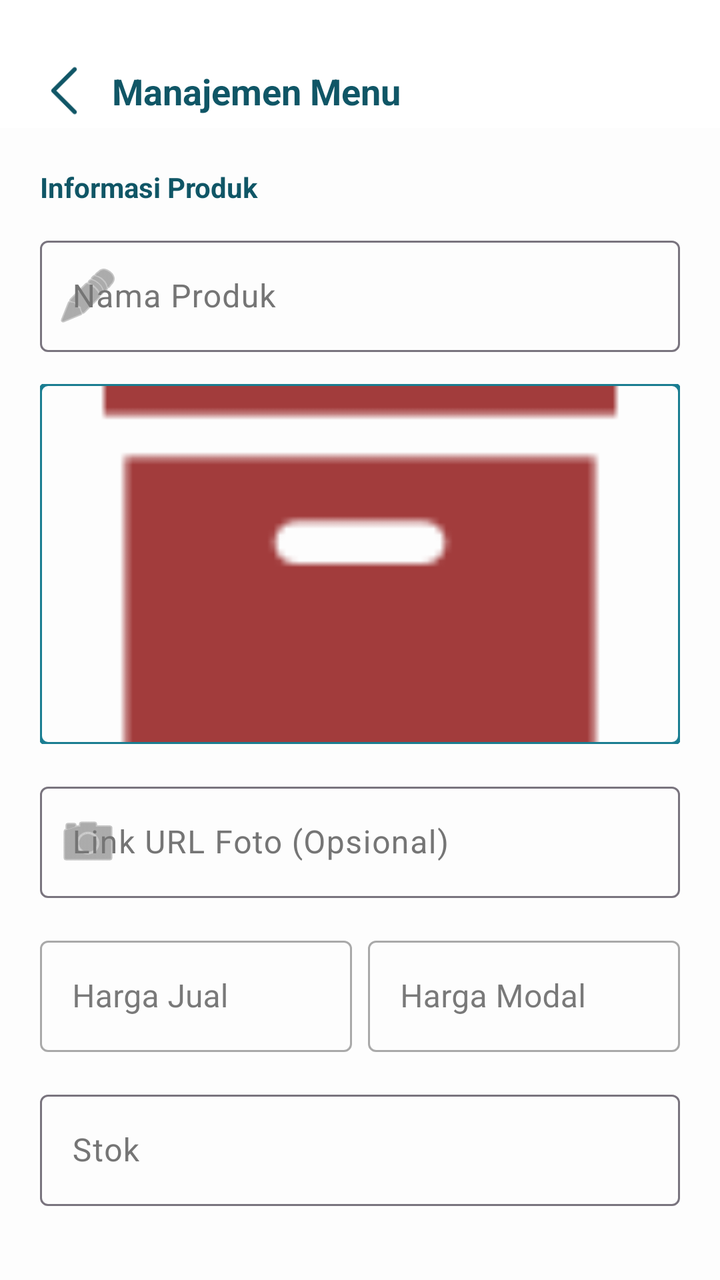
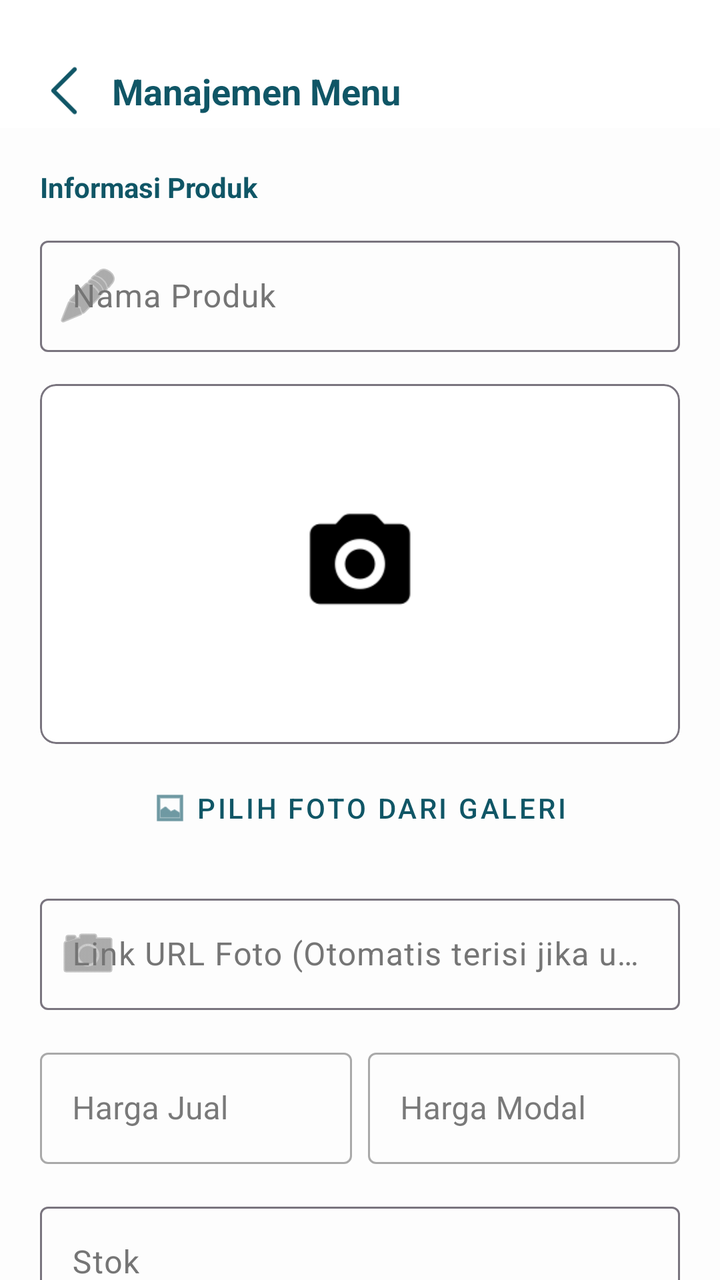

The first picture is an Android layout as it rendered before a commit; the second is the same layout after the commit. The layout source and the unified diff follow.
<!-- AndroidManifest.xml: application theme Theme.Penjualan -->
<!-- res/layout/activity_mod_menu.xml -->
<?xml version="1.0" encoding="utf-8"?>
<androidx.coordinatorlayout.widget.CoordinatorLayout
    xmlns:android="http://schemas.android.com/apk/res/android"
    xmlns:app="http://schemas.android.com/apk/res-auto"
    android:layout_width="match_parent"
    android:layout_height="match_parent"
    android:background="#FDFDFD">

    <com.google.android.material.appbar.AppBarLayout
        android:layout_width="match_parent"
        android:layout_height="wrap_content"
        android:background="@android:color/white"
        app:elevation="0dp">

        <androidx.appcompat.widget.Toolbar
            android:id="@+id/toolbar"
            android:layout_width="match_parent"
            android:layout_height="?attr/actionBarSize"
            android:paddingTop="27dp">

            <ImageView
                android:id="@+id/btnBack"
                android:layout_width="32dp"
                android:layout_height="32dp"
                android:src="@drawable/ic_back"
                android:background="?attr/selectableItemBackgroundBorderless"
                app:tint="@color/teal_deep" />

            <TextView
                android:id="@+id/tvJudul"
                android:layout_width="wrap_content"
                android:layout_height="wrap_content"
                android:layout_marginStart="24dp"
                android:text="Manajemen Menu"
                android:textColor="@color/teal_deep"
                android:textSize="18sp"
                android:textStyle="bold" />
        </androidx.appcompat.widget.Toolbar>
    </com.google.android.material.appbar.AppBarLayout>

    <androidx.core.widget.NestedScrollView
        android:layout_width="match_parent"
        android:layout_height="match_parent"
        app:layout_behavior="@string/appbar_scrolling_view_behavior">

        <LinearLayout
            android:layout_width="match_parent"
            android:layout_height="wrap_content"
            android:orientation="vertical"
            android:padding="20dp">

            <TextView
                android:layout_width="wrap_content"
                android:layout_height="wrap_content"
                android:text="Informasi Produk"
                android:textColor="@color/teal_deep"
                android:textStyle="bold"
                android:layout_marginBottom="12dp"/>

            <com.google.android.material.textfield.TextInputLayout
                style="@style/Widget.Material3.TextInputLayout.OutlinedBox"
                android:layout_width="match_parent"
                android:layout_height="wrap_content"
                android:hint="Nama Produk"
                app:startIconDrawable="@android:drawable/ic_menu_edit"
                android:layout_marginBottom="16dp">
                <com.google.android.material.textfield.TextInputEditText
                    android:id="@+id/etNamaProduk"
                    android:layout_width="match_parent"
                    android:layout_height="wrap_content" />
            </com.google.android.material.textfield.TextInputLayout>

            <com.google.android.material.imageview.ShapeableImageView
                android:id="@+id/ivPreviewFoto"
                android:layout_width="match_parent"
                android:layout_height="180dp"
                android:layout_marginBottom="16dp"
                android:scaleType="centerCrop"
                app:shapeAppearanceOverlay="@style/ShapeAppearance.MaterialComponents.SmallComponent"
                android:src="@drawable/ic_produk"
                app:strokeColor="@color/teal_light"
                app:strokeWidth="2dp" />

            <com.google.android.material.textfield.TextInputLayout
                style="@style/Widget.Material3.TextInputLayout.OutlinedBox"
                android:layout_width="match_parent"
                android:layout_height="wrap_content"
                android:hint="Link URL Foto (Opsional)"
                app:startIconDrawable="@android:drawable/ic_menu_camera"
                android:layout_marginBottom="16dp">
                <com.google.android.material.textfield.TextInputEditText
                    android:id="@+id/etUrlFoto"
                    android:layout_width="match_parent"
                    android:layout_height="wrap_content"
                    android:inputType="textUri" />
            </com.google.android.material.textfield.TextInputLayout>

            <LinearLayout
                android:layout_width="match_parent"
                android:layout_height="wrap_content"
                android:orientation="horizontal"
                android:baselineAligned="false"
                android:layout_marginBottom="16dp">

                <com.google.android.material.textfield.TextInputLayout
                    style="@style/Widget.MaterialComponents.TextInputLayout.OutlinedBox"
                    android:layout_width="0dp"
                    android:layout_height="wrap_content"
                    android:layout_weight="1"
                    android:hint="Harga Jual"
                    android:layout_marginEnd="8dp">
                    <com.google.android.material.textfield.TextInputEditText
                        android:id="@+id/etHarga"
                        android:layout_width="match_parent"
                        android:layout_height="wrap_content"
                        android:inputType="number" />
                </com.google.android.material.textfield.TextInputLayout>

                <com.google.android.material.textfield.TextInputLayout
                    style="@style/Widget.MaterialComponents.TextInputLayout.OutlinedBox"
                    android:layout_width="0dp"
                    android:layout_height="wrap_content"
                    android:layout_weight="1"
                    android:hint="Harga Modal">
                    <com.google.android.material.textfield.TextInputEditText
                        android:id="@+id/etHargaModal"
                        android:layout_width="match_parent"
                        android:layout_height="wrap_content"
                        android:inputType="number" />
                </com.google.android.material.textfield.TextInputLayout>
            </LinearLayout>

            <com.google.android.material.textfield.TextInputLayout
                style="@style/Widget.Material3.TextInputLayout.OutlinedBox"
                android:layout_width="match_parent"
                android:layout_height="wrap_content"
                android:hint="Stok"
                android:layout_marginBottom="16dp">
                <com.google.android.material.textfield.TextInputEditText
                    android:id="@+id/etStok"
                    android:layout_width="match_parent"
                    android:layout_height="wrap_content"
                    android:inputType="number" />
            </com.google.android.material.textfield.TextInputLayout>

            <TextView
                android:layout_width="wrap_content"
                android:layout_height="wrap_content"
                android:text="Lokasi &amp; Klasifikasi"
                android:textColor="@color/teal_deep"
                android:textStyle="bold"
                android:layout_marginTop="24dp"
                android:layout_marginBottom="12dp"/>

            <TextView
                android:layout_width="wrap_content"
                android:layout_height="wrap_content"
                android:text="Pilih Cabang"
                android:textSize="12sp"
                android:layout_marginStart="4dp"
                android:layout_marginBottom="4dp"/>

            <com.google.android.material.textfield.TextInputLayout
                style="@style/Widget.Material3.TextInputLayout.OutlinedBox"
                android:layout_width="match_parent"
                android:layout_height="wrap_content"
                android:hint="Pilih Cabang (Bisa lebih dari 1)"
                app:startIconDrawable="@android:drawable/ic_dialog_map"
                android:layout_marginBottom="16dp">

                <com.google.android.material.textfield.TextInputEditText
                    android:id="@+id/actvCabang"
                    android:layout_width="match_parent"
                    android:layout_height="wrap_content"
                    android:focusable="false"
                    android:clickable="true"
                    android:cursorVisible="false" />
            </com.google.android.material.textfield.TextInputLayout>

            <com.google.android.material.textfield.TextInputLayout
                style="@style/Widget.MaterialComponents.TextInputLayout.OutlinedBox.ExposedDropdownMenu"
                android:layout_width="match_parent"
                android:layout_height="wrap_content"
                android:hint="Kategori Menu">

                <AutoCompleteTextView
                    android:id="@+id/actvKategori"
                    android:layout_width="match_parent"
                    android:layout_height="wrap_content"
                    android:inputType="none" />
            </com.google.android.material.textfield.TextInputLayout>

            <TextView
                android:layout_width="wrap_content"
                android:layout_height="wrap_content"
                android:text="Status Ketersediaan"
                android:textStyle="bold"
                android:layout_marginTop="24dp"
                android:layout_marginBottom="8dp"/>

            <com.google.android.material.chip.ChipGroup
                android:id="@+id/cgStatus"
                android:layout_width="match_parent"
                android:layout_height="wrap_content"
                app:singleSelection="true"
                app:selectionRequired="true">
                <com.google.android.material.chip.Chip
                    android:id="@+id/chipAktif"
                    style="@style/Widget.MaterialComponents.Chip.Choice"
                    android:layout_width="wrap_content"
                    android:layout_height="wrap_content"
                    android:text="Tersedia (Ready)"
                    app:chipIcon="@android:drawable/checkbox_on_background"
                    android:checked="true" />
                <com.google.android.material.chip.Chip
                    android:id="@+id/chipNonAktif"
                    style="@style/Widget.MaterialComponents.Chip.Choice"
                    android:layout_width="wrap_content"
                    android:layout_height="wrap_content"
                    app:chipIcon="@android:drawable/ic_delete"
                    android:text="Habis / Nonaktif" />
            </com.google.android.material.chip.ChipGroup>

            <com.google.android.material.button.MaterialButton
                android:id="@+id/btnSimpan"
                android:layout_width="match_parent"
                android:layout_height="60dp"
                android:layout_marginTop="40dp"
                android:layout_marginBottom="20dp"
                android:text="Simpan Data Menu"
                android:textSize="16sp"
                android:backgroundTint="@color/teal_deep"
                android:textColor="@color/cream"
                app:cornerRadius="16dp"
                app:icon="@android:drawable/ic_menu_save"
                app:iconTint="@color/cream"
                android:textAllCaps="false"/>

        </LinearLayout>
    </androidx.core.widget.NestedScrollView>
</androidx.coordinatorlayout.widget.CoordinatorLayout>
<!-- resources referenced by this layout -->
<resources>
  <color name="cream">#F7F4D5</color>
  <color name="teal_deep">#105666</color>
  <color name="teal_light">#1A7D91</color>
  <!-- drawable ic_back: png bitmap (drawable, 536 bytes) -->
  <!-- drawable ic_produk: png bitmap (drawable, 731 bytes) -->
  <style name="Theme.Penjualan" parent="Base.Theme.Penjualan" />
  <style name="Base.Theme.Penjualan" parent="Theme.Material3.DayNight.NoActionBar">
          
          <item name="colorPrimary">@color/teal_deep</item>
          <item name="colorOnPrimary">@color/cream</item>
          <item name="colorPrimaryContainer">@color/teal_light</item>
          <item name="colorOnPrimaryContainer">@color/white</item>
  
          <item name="colorSecondary">@color/teal_light</item>
          <item name="colorOnSecondary">@color/white</item>
  
          <item name="android:windowBackground">@color/surface_background</item>
          <item name="android:statusBarColor">@color/teal_deep</item>
  
          
          <item name="colorSurface">@color/surface_background</item>
          <item name="colorOnSurface">@color/on_surface</item>
          <item name="colorSurfaceVariant">@color/surface_variant</item>
          <item name="colorOnSurfaceVariant">@color/on_surface_variant</item>
      </style>
  <color name="white">#FFFFFFFF</color>
  <color name="surface_background">#FFFFFF</color>
  <color name="on_surface">#212121</color>
  <color name="surface_variant">#F8F9FA</color>
  <color name="on_surface_variant">#757575</color>
</resources>

<!-- the commit's change to res/layout/activity_mod_menu.xml (unified diff, before → after) -->
@@ -70,22 +70,40 @@
                     android:layout_height="wrap_content" />
             </com.google.android.material.textfield.TextInputLayout>
 
-            <com.google.android.material.imageview.ShapeableImageView
-                android:id="@+id/ivPreviewFoto"
+            <com.google.android.material.card.MaterialCardView
                 android:layout_width="match_parent"
                 android:layout_height="180dp"
-                android:layout_marginBottom="16dp"
-                android:scaleType="centerCrop"
-                app:shapeAppearanceOverlay="@style/ShapeAppearance.MaterialComponents.SmallComponent"
-                android:src="@drawable/ic_produk"
-                app:strokeColor="@color/teal_light"
-                app:strokeWidth="2dp" />
-
-            <com.google.android.material.textfield.TextInputLayout
-                style="@style/Widget.Material3.TextInputLayout.OutlinedBox"
-                android:layout_width="match_parent"
-                android:layout_height="wrap_content"
-                android:hint="Link URL Foto (Opsional)"
+                android:layout_marginBottom="8dp"
+                app:cardCornerRadius="8dp"
+                app:cardElevation="0dp"
+                app:strokeColor="#79747E"
+                app:strokeWidth="1dp">
+
+                <com.google.android.material.imageview.ShapeableImageView
+                    android:id="@+id/ivPreviewFoto"
+                    android:layout_width="match_parent"
+                    android:layout_height="match_parent"
+                    android:scaleType="centerInside"
+                    android:padding="60dp"
+                    android:src="@drawable/ic_camera" />
+
+            </com.google.android.material.card.MaterialCardView>
+
+            <com.google.android.material.button.MaterialButton
+                android:id="@+id/btnPilihFotoMenu"
+                style="@style/Widget.MaterialComponents.Button.TextButton"
+                android:layout_width="wrap_content"
+                android:layout_height="wrap_content"
+                android:layout_gravity="center"
+                android:text="Pilih Foto dari Galeri"
+                app:icon="@android:drawable/ic_menu_gallery"
+                android:layout_marginBottom="16dp"/>
+
+            <com.google.android.material.textfield.TextInputLayout
+                style="@style/Widget.Material3.TextInputLayout.OutlinedBox"
+                android:layout_width="match_parent"
+                android:layout_height="wrap_content"
+                android:hint="Link URL Foto (Otomatis terisi jika upload)"
                 app:startIconDrawable="@android:drawable/ic_menu_camera"
                 android:layout_marginBottom="16dp">
                 <com.google.android.material.textfield.TextInputEditText
<!-- resource entries referenced after the edit -->
@@ -4,7 +4,7 @@
   <color name="teal_deep">#105666</color>
   <color name="teal_light">#1A7D91</color>
   <!-- drawable ic_back: png bitmap (drawable, 536 bytes) -->
-  <!-- drawable ic_produk: png bitmap (drawable, 731 bytes) -->
+  <!-- drawable ic_camera: png bitmap (drawable, 1406 bytes) -->
   <style name="Theme.Penjualan" parent="Base.Theme.Penjualan" />
   <style name="Base.Theme.Penjualan" parent="Theme.Material3.DayNight.NoActionBar">
           
